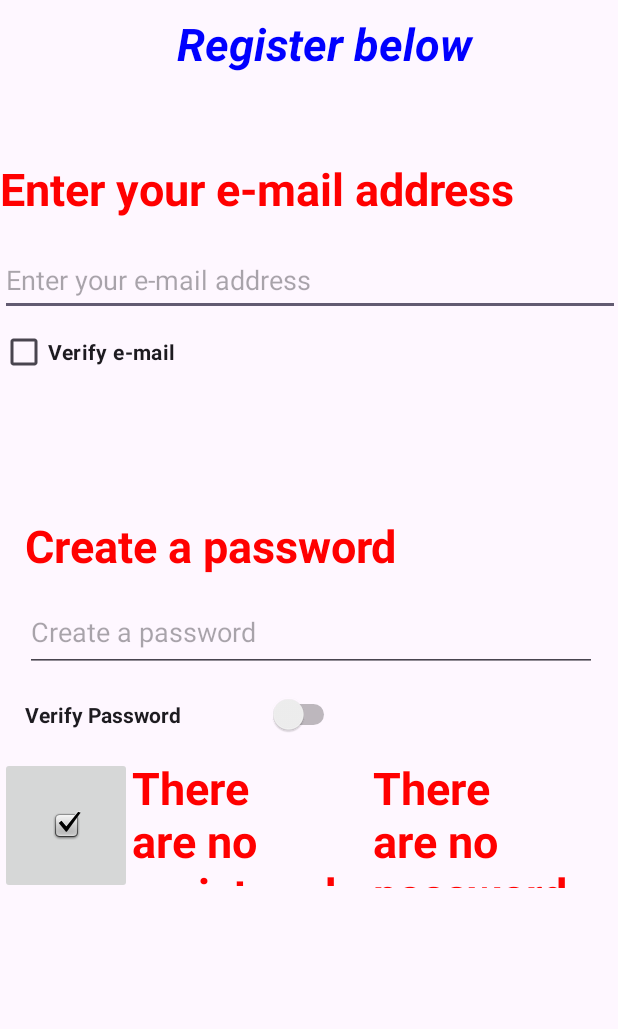
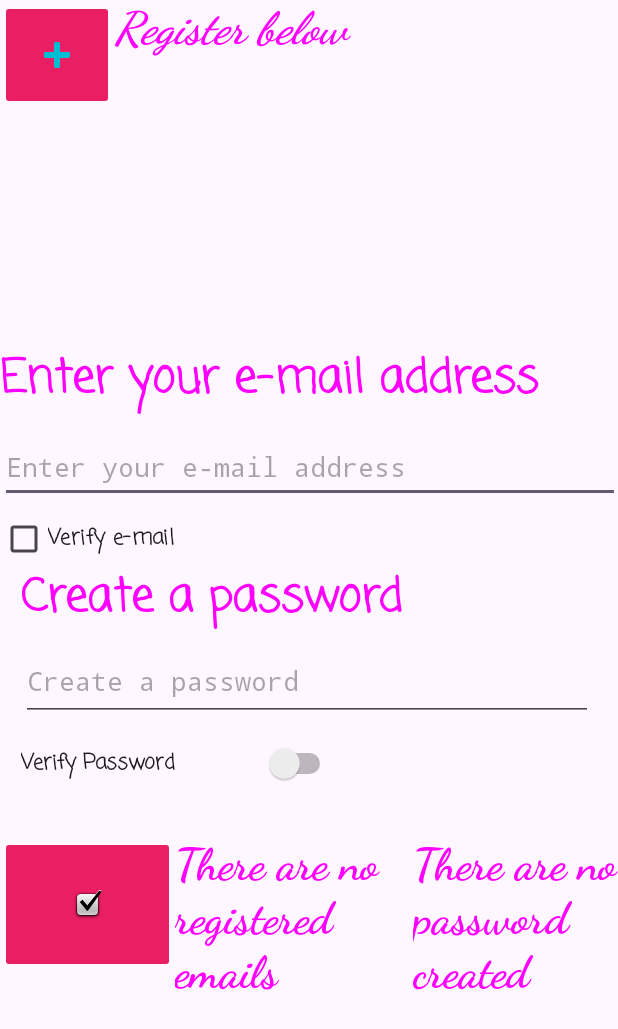
Before and after one commit to laurad30lopezs10/PrimerCorte, an Android app: the screen it shows after launch (MainActivity), on a phone screen of 412 x 824 dp. Shown: the top 1029 px of the screen. Run offline under Robolectric (Android 15) with nearby library versions, the phone set to English and light mode, and no system bars.

Commit message:
Se agrego menu con items y se cambiaron los colores

```diff
--- a/app/src/main/java/Programacion/primercorte/MainActivity.java
+++ b/app/src/main/java/Programacion/primercorte/MainActivity.java
@@ -7,11 +7,14 @@ import android.graphics.Color;
 import android.os.Bundle;
 import android.text.Editable;
 import android.text.TextWatcher;
+import android.view.MenuItem;
 import android.view.View;
 import android.widget.CheckBox;
 import android.widget.EditText;
 import android.widget.ImageButton;
+import android.widget.PopupMenu;
 import android.widget.TextView;
+import android.widget.Toast;
 
 public class MainActivity extends AppCompatActivity {
 
@@ -23,6 +26,7 @@ public class MainActivity extends AppCompatActivity {
    private TextView guardarEmail;
    private TextView guardasPassword;
 private EditText passwordcreado;
+private ImageButton MenuOpcionesPlus;
     @SuppressLint("MissingInflatedId")
     @Override
     protected void onCreate(Bundle savedInstanceState) {
@@ -30,26 +34,26 @@ private EditText passwordcreado;
         setContentView(R.layout.activity_main);
         TextoRegistro = ( TextView) findViewById(R.id.TextoRegistro);
         TextoRegistro.setTextSize( 30);
-        TextoRegistro.setTextColor(Color.BLUE);
+        TextoRegistro.setTextColor(Color.MAGENTA);
         System.out.println(TextoRegistro.getText().toString());
         TextoRegistro.setText("Register below");
 
         TextoEmail = ( TextView) findViewById(R.id.TextoEmail);
         TextoEmail.setTextSize( 30);
-        TextoEmail.setTextColor(Color.RED);
+        TextoEmail.setTextColor(Color.MAGENTA);
         System.out.println(TextoEmail.getText().toString());
         TextoEmail.setText("Enter your e-mail address");
 
         guardarEmail = ( TextView) findViewById(R.id.showemail);
         guardarEmail.setTextSize( 30);
-        guardarEmail.setTextColor(Color.RED);
+        guardarEmail.setTextColor(Color.MAGENTA);
         System.out.println(guardarEmail.getText().toString());
         guardarEmail.setText("There are no registered emails");
 
 
         guardasPassword = ( TextView) findViewById(R.id.ShowPassword);
         guardasPassword .setTextSize( 30);
-        guardasPassword .setTextColor(Color.RED);
+        guardasPassword .setTextColor(Color.MAGENTA);
         System.out.println(guardasPassword .getText().toString());
         guardasPassword .setText("There are no password created");
 
@@ -98,11 +102,17 @@ EmailCheck.setOnClickListener(new View.OnClickListener() {
 });
         Crearpassword = ( TextView) findViewById(R.id.textopassword);
         Crearpassword.setTextSize( 30);
-        Crearpassword.setTextColor(Color.RED);
+        Crearpassword.setTextColor(Color.MAGENTA);
         System.out.println(Crearpassword.getText().toString());
         Crearpassword.setText("Create a password");
 
-
+MenuOpcionesPlus=(ImageButton)findViewById(R.id.MenuOpciones);
+MenuOpcionesPlus.setOnClickListener(new View.OnClickListener() {
+    @Override
+    public void onClick(View v) {
+        popupMenuAcciones();
+    }
+});
 
         }
         public void cambiarColor(View V){
@@ -119,4 +129,17 @@ public void TerminarRegistro(View v){
     guardasPassword.setTextColor(Color.GREEN);
 }
 
+public void popupMenuAcciones(){
+    PopupMenu pop = new PopupMenu(this,MenuOpcionesPlus);
+    pop.getMenuInflater().inflate(R.menu.menopopup, pop.getMenu());
+    pop.setOnMenuItemClickListener(new PopupMenu.OnMenuItemClickListener() {
+        @Override
+        public boolean onMenuItemClick(MenuItem item) {
+            Toast.makeText(getBaseContext(),item.getTitle().toString(),Toast.LENGTH_LONG).show();
+            return false;
+        }
+    });
+    pop.show();
+}
+
     }
--- a/app/src/main/res/layout/activity_main.xml
+++ b/app/src/main/res/layout/activity_main.xml
@@ -8,54 +8,23 @@
     tools:context=".MainActivity">
 
     <LinearLayout
-        android:id="@+id/linearLayout"
-        android:layout_width="227dp"
-        android:layout_height="95dp"
-        android:layout_marginStart="1dp"
-        android:layout_marginTop="1dp"
-        android:layout_marginEnd="1dp"
-        android:layout_marginBottom="601dp"
-        android:orientation="horizontal"
-        app:layout_constraintBottom_toBottomOf="parent"
-        app:layout_constraintEnd_toEndOf="parent"
-        app:layout_constraintHorizontal_bias="0.64"
-        app:layout_constraintStart_toStartOf="parent"
-        app:layout_constraintTop_toTopOf="parent"
-        app:layout_constraintVertical_bias="0.056">
-
-        <TextView
-            android:id="@+id/TextoRegistro"
-            android:layout_width="0dp"
-            android:layout_height="match_parent"
-            android:layout_marginBottom="6dp"
-            android:layout_weight="1"
-            android:text="@string/TextoRegistro"
-            android:textSize="34sp"
-            android:textStyle="bold|italic"
-            tools:ignore="MissingConstraints"
-            tools:text="@string/TextoRegistro" />
-    </LinearLayout>
-
-    <LinearLayout
         android:id="@+id/linearLayout2"
         android:layout_width="413dp"
         android:layout_height="146dp"
-        android:layout_marginTop="1dp"
         android:layout_marginEnd="218dp"
-        android:layout_marginBottom="519dp"
+        android:layout_marginBottom="448dp"
         android:orientation="vertical"
         app:layout_constraintBottom_toBottomOf="parent"
         app:layout_constraintEnd_toEndOf="parent"
         app:layout_constraintHorizontal_bias="0.0"
-        app:layout_constraintStart_toStartOf="parent"
-        app:layout_constraintTop_toBottomOf="@+id/linearLayout"
-        app:layout_constraintVertical_bias="0.0">
+        app:layout_constraintStart_toStartOf="parent">
 
         <TextView
             android:id="@+id/TextoEmail"
             android:layout_width="match_parent"
             android:layout_height="57dp"
             android:contentDescription="@string/TextoIngresarEmail"
+            android:fontFamily="casual"
             android:text="@string/TextoIngresarEmail"
             android:textSize="24sp"
             android:textStyle="bold" />
@@ -66,19 +35,22 @@
             android:layout_height="48dp"
             android:autofillHints=""
             android:ems="10"
+            android:fontFamily="monospace"
             android:hint="@string/TextoIngresarEmail"
             android:inputType="textEmailAddress"
             android:minHeight="48dp"
-            tools:ignore="ContentDescription,SpeakableTextPresentCheck" />
+            tools:ignore="ContentDescription,SpeakableTextPresentCheck,DuplicateSpeakableTextCheck" />
 
         <CheckBox
             android:id="@+id/checkEmail"
             android:layout_width="169dp"
             android:layout_height="48dp"
             android:contentDescription="@string/checkEmail"
+            android:fontFamily="casual"
             android:onClick="cambiarColor"
             android:text="@string/checkEmail"
-            android:textStyle="bold" />
+            android:textStyle="bold"
+            tools:ignore="TouchTargetSizeCheck" />
     </LinearLayout>
 
     <LinearLayout
@@ -89,10 +61,10 @@
         android:orientation="vertical"
         app:layout_constraintBottom_toBottomOf="parent"
         app:layout_constraintEnd_toEndOf="parent"
-        app:layout_constraintHorizontal_bias="0.533"
+        app:layout_constraintHorizontal_bias="0.466"
         app:layout_constraintStart_toStartOf="parent"
         app:layout_constraintTop_toBottomOf="@+id/linearLayout2"
-        app:layout_constraintVertical_bias="1.0">
+        app:layout_constraintVertical_bias="0.0">
 
         <TextView
             android:id="@+id/textopassword"
@@ -100,6 +72,7 @@
             android:layout_height="43dp"
             android:layout_weight="1"
             android:contentDescription="@string/passwordvalue"
+            android:fontFamily="casual"
             android:text="@string/passwordvalue"
             android:textSize="24sp"
             android:textStyle="bold" />
@@ -109,10 +82,12 @@
             android:layout_width="match_parent"
             android:layout_height="wrap_content"
             android:layout_weight="1"
+            android:autofillHints=""
             android:ems="10"
+            android:fontFamily="monospace"
             android:hint="@string/passwordvalue"
             android:inputType="textPassword"
-            android:autofillHints="" />
+            tools:ignore="DuplicateSpeakableTextCheck" />
 
         <Switch
             android:id="@+id/VerPassword"
@@ -120,44 +95,88 @@
             android:layout_height="wrap_content"
             android:layout_weight="1"
             android:contentDescription="@string/VerPassword"
+            android:fontFamily="casual"
             android:minHeight="48dp"
             android:onClick="Verpassword"
             android:text="@string/VerPassword"
-            android:textStyle="bold" />
+            android:textStyle="bold"
+            tools:ignore="UseSwitchCompatOrMaterialXml" />
     </LinearLayout>
 
     <LinearLayout
-        android:layout_width="415dp"
-        android:layout_height="87dp"
+        android:id="@+id/linearLayout4"
+        android:layout_width="419dp"
+        android:layout_height="152dp"
+        android:layout_marginTop="20dp"
         android:orientation="horizontal"
         app:layout_constraintTop_toBottomOf="@+id/linearLayout3"
-        tools:layout_editor_absoluteX="1dp"
-        tools:ignore="MissingConstraints">
+        tools:ignore="MissingConstraints"
+        tools:layout_editor_absoluteX="0dp">
 
         <ImageButton
             android:id="@+id/imageButton"
             android:layout_width="wrap_content"
             android:layout_height="91dp"
             android:layout_weight="1"
+            android:backgroundTint="#E91E63"
             android:contentDescription="@string/TerminarRegistro"
             android:onClick="TerminarRegistro"
+            android:outlineAmbientShadowColor="#2196F3"
             app:srcCompat="@android:drawable/checkbox_on_background" />
 
         <TextView
             android:id="@+id/showemail"
-            android:layout_width="116dp"
-            android:layout_height="86dp"
+            android:layout_width="85dp"
+            android:layout_height="match_parent"
             android:layout_weight="1"
+            android:fontFamily="cursive"
             android:text="@string/guardaremail"
-            android:textStyle="bold" />
+            android:textSize="14sp"
+            android:textStyle="bold"
+            tools:ignore="TextSizeCheck" />
 
         <TextView
             android:id="@+id/ShowPassword"
-            android:layout_width="122dp"
+            android:layout_width="70dp"
             android:layout_height="match_parent"
             android:layout_weight="1"
+            android:fontFamily="cursive"
             android:text="@string/guardarpassword"
-            android:textStyle="bold" />
+            android:textSize="14sp"
+            android:textStyle="bold"
+            tools:ignore="TextSizeCheck" />
     </LinearLayout>
 
+    <TableRow
+        android:layout_width="405dp"
+        android:layout_height="129dp"
+        tools:ignore="MissingConstraints"
+        tools:layout_editor_absoluteX="2dp"
+        tools:layout_editor_absoluteY="2dp">
+
+        <ImageButton
+            android:id="@+id/MenuOpciones"
+            android:layout_width="76dp"
+            android:layout_height="73dp"
+            android:backgroundTint="#E91E63"
+            android:contentDescription="@string/OpcionesImagenes"
+            android:outlineAmbientShadowColor="#ED81A6"
+            android:outlineSpotShadowColor="#00BCD4"
+            app:srcCompat="@android:drawable/ic_input_add"
+            app:tint="#00BCD4" />
+
+        <TextView
+            android:id="@+id/TextoRegistro"
+            android:layout_width="296dp"
+            android:layout_height="wrap_content"
+            android:layout_marginBottom="6dp"
+            android:layout_weight="1"
+            android:fontFamily="cursive"
+            android:text="@string/TextoRegistro"
+            android:textSize="60sp"
+            android:textStyle="bold|italic"
+            tools:ignore="MissingConstraints"
+            tools:text="@string/TextoRegistro" />
+    </TableRow>
+
 </androidx.constraintlayout.widget.ConstraintLayout>
--- /dev/null
+++ b/app/src/main/res/menu/menopopup.xml
@@ -0,0 +1,17 @@
+<?xml version="1.0" encoding="utf-8"?>
+<menu xmlns:app="http://schemas.android.com/apk/res-auto"
+    xmlns:android="http://schemas.android.com/apk/res/android">
+
+    <item
+        android:icon="@android:drawable/ic_dialog_email"
+        android:title="@string/ItemMesajes" />
+    <item
+        android:icon="@android:drawable/ic_dialog_map"
+        android:title="@string/ItemLocalizacion" />
+    <item
+        android:icon="@android:drawable/ic_lock_idle_lock"
+        android:title="@string/ItemBloquear" />
+    <item
+        android:icon="@android:drawable/ic_menu_gallery"
+        android:title="@string/ItemFotoPerfil" />
+</menu>
--- a/app/src/main/res/values-night/strings.xml
+++ b/app/src/main/res/values-night/strings.xml
@@ -6,4 +6,9 @@
     <string name="TerminarRegistro">Finalice el registro oprimiento el siguente boton</string>
     <string name="guardaremail" >There are no registered emails</string>
     <string name="guardarpassword" >There are no password created</string>
+    <string name="OpcionesImagenes">Se muestran varias opciones de imagines</string>
+    <string name="ItemSedes" >SEDES</string>
+    <string name="ItemMesajes" >Messages</string>
+    <string name="ItemLocalizacion" >Location</string>
+    <string name="ItemFotoPerfil" >Profile picture</string>
 </resources>
--- a/app/src/main/res/values/colors.xml
+++ b/app/src/main/res/values/colors.xml
@@ -2,4 +2,5 @@
 <resources>
     <color name="black">#FF000000</color>
     <color name="white">#FFFFFFFF</color>
+    <color name="pink">#EA83A6</color>
 </resources>
--- a/app/src/main/res/values/strings.xml
+++ b/app/src/main/res/values/strings.xml
@@ -8,4 +8,10 @@
     <string name="TerminarRegistro">Finalice el registro oprimiento el siguente boton</string>
     <string name="guardaremail" >There are no register emails</string>
     <string name="guardarpassword" >there are no password created</string>
+    <string name="OpcionesImagenes">Se muestran varias opciones de imagines</string>
+    <string name="ItemSedes" >SEDES</string>
+    <string name="ItemMesajes" >Messages</string>
+    <string name="ItemLocalizacion" >Location</string>
+    <string name="ItemBloquear" >Block</string>
+    <string name="ItemFotoPerfil" >Profile picture</string>
 </resources>
```
Also changed, not shown: 1 other file.
